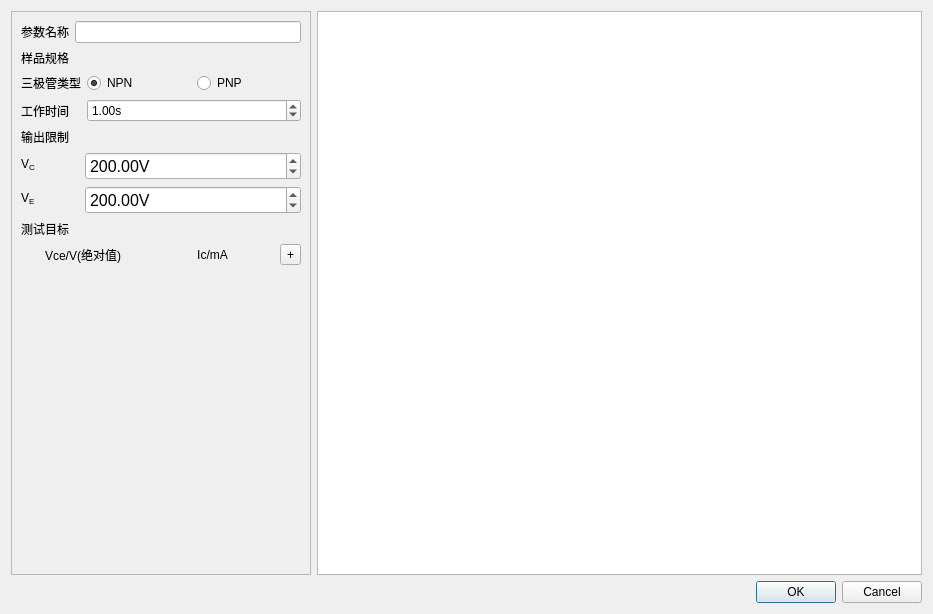
Qt form new/args/args.ui (Joker2387089590/MIL-STD-750) before a commit.
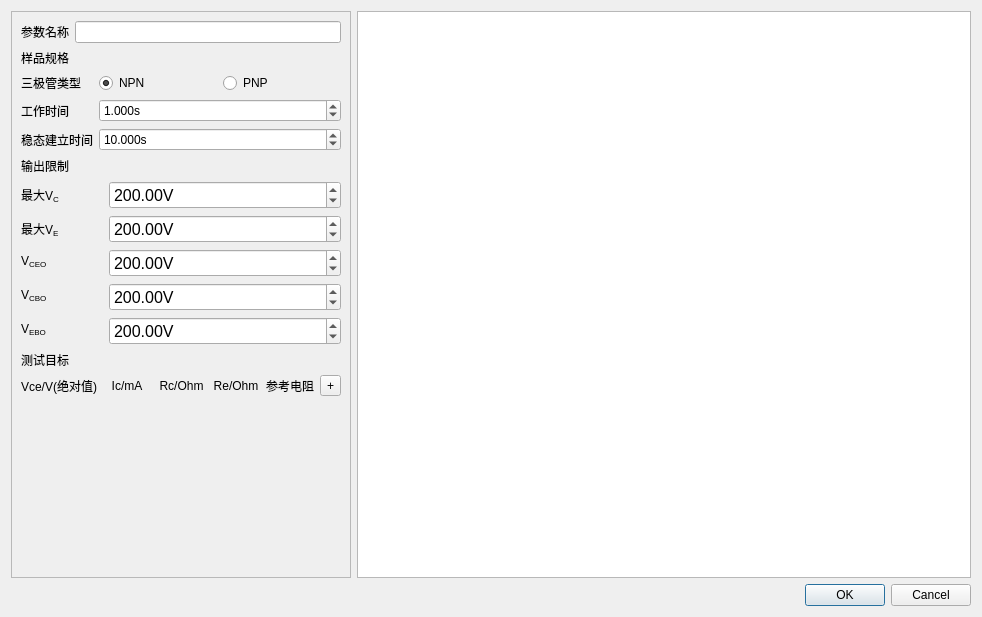
The same form after that commit. Custom widgets are drawn as their Qt base class.

Diff of the .ui file:
```diff
--- a/new/args/args.ui
+++ b/new/args/args.ui
@@ -6,8 +6,8 @@
    <rect>
     <x>0</x>
     <y>0</y>
-    <width>933</width>
-    <height>614</height>
+    <width>982</width>
+    <height>617</height>
    </rect>
   </property>
   <property name="windowTitle">
@@ -18,7 +18,7 @@
     <widget class="QScrollArea" name="scrollArea">
      <property name="minimumSize">
       <size>
-       <width>300</width>
+       <width>340</width>
        <height>0</height>
       </size>
      </property>
@@ -30,8 +30,8 @@
        <rect>
         <x>0</x>
         <y>0</y>
-        <width>298</width>
-        <height>565</height>
+        <width>338</width>
+        <height>567</height>
        </rect>
       </property>
       <layout class="QVBoxLayout" name="verticalLayout_4">
@@ -112,6 +112,12 @@
            <property name="suffix">
             <string>s</string>
            </property>
+           <property name="decimals">
+            <number>3</number>
+           </property>
+           <property name="minimum">
+            <double>0.350000000000000</double>
+           </property>
            <property name="maximum">
             <double>99999999.000000000000000</double>
            </property>
@@ -120,6 +126,35 @@
            </property>
           </widget>
          </item>
+         <item row="2" column="0">
+          <widget class="QLabel" name="label_8">
+           <property name="text">
+            <string>稳态建立时间</string>
+           </property>
+          </widget>
+         </item>
+         <item row="2" column="1">
+          <widget class="QDoubleSpinBox" name="stableTime">
+           <property name="suffix">
+            <string>s</string>
+           </property>
+           <property name="decimals">
+            <number>3</number>
+           </property>
+           <property name="minimum">
+            <double>0.350000000000000</double>
+           </property>
+           <property name="maximum">
+            <double>99999999.000000000000000</double>
+           </property>
+           <property name="singleStep">
+            <double>0.100000000000000</double>
+           </property>
+           <property name="value">
+            <double>10.000000000000000</double>
+           </property>
+          </widget>
+         </item>
         </layout>
        </item>
        <item>
@@ -127,15 +162,15 @@
          <property name="horizontalSpacing">
           <number>50</number>
          </property>
-         <item row="1" column="0">
+         <item row="3" column="0">
           <widget class="QLabel" name="h2_12">
            <property name="text">
-            <string>V&lt;sub&gt;C&lt;/sub&gt;</string>
+            <string>&lt;html&gt;&lt;head/&gt;&lt;body&gt;&lt;p&gt;V&lt;span style=&quot; vertical-align:sub;&quot;&gt;CEO&lt;/span&gt;&lt;/p&gt;&lt;/body&gt;&lt;/html&gt;</string>
            </property>
           </widget>
          </item>
-         <item row="1" column="1">
-          <widget class="QDoubleSpinBox" name="maxVc">
+         <item row="3" column="1">
+          <widget class="QDoubleSpinBox" name="Vceo">
            <property name="font">
             <font>
              <pointsize>12</pointsize>
@@ -148,22 +183,22 @@
             <number>2</number>
            </property>
            <property name="maximum">
-            <double>10000000.000000000000000</double>
+            <double>350.000000000000000</double>
            </property>
            <property name="value">
             <double>200.000000000000000</double>
            </property>
           </widget>
          </item>
-         <item row="2" column="0">
+         <item row="4" column="0">
           <widget class="QLabel" name="h2_13">
            <property name="text">
-            <string>V&lt;sub&gt;E&lt;/sub&gt;</string>
+            <string>&lt;html&gt;&lt;head/&gt;&lt;body&gt;&lt;p&gt;V&lt;span style=&quot; vertical-align:sub;&quot;&gt;CBO&lt;/span&gt;&lt;/p&gt;&lt;/body&gt;&lt;/html&gt;</string>
            </property>
           </widget>
          </item>
-         <item row="2" column="1">
-          <widget class="QDoubleSpinBox" name="maxVe">
+         <item row="4" column="1">
+          <widget class="QDoubleSpinBox" name="Vcbo">
            <property name="font">
             <font>
              <pointsize>12</pointsize>
@@ -176,7 +211,7 @@
             <number>2</number>
            </property>
            <property name="maximum">
-            <double>10000000.000000000000000</double>
+            <double>350.000000000000000</double>
            </property>
            <property name="value">
             <double>200.000000000000000</double>
@@ -190,6 +225,90 @@
            </property>
           </widget>
          </item>
+         <item row="5" column="0">
+          <widget class="QLabel" name="h2_14">
+           <property name="text">
+            <string>&lt;html&gt;&lt;head/&gt;&lt;body&gt;&lt;p&gt;V&lt;span style=&quot; vertical-align:sub;&quot;&gt;EBO&lt;/span&gt;&lt;/p&gt;&lt;/body&gt;&lt;/html&gt;</string>
+           </property>
+          </widget>
+         </item>
+         <item row="5" column="1">
+          <widget class="QDoubleSpinBox" name="Vebo">
+           <property name="font">
+            <font>
+             <pointsize>12</pointsize>
+            </font>
+           </property>
+           <property name="suffix">
+            <string>V</string>
+           </property>
+           <property name="decimals">
+            <number>2</number>
+           </property>
+           <property name="maximum">
+            <double>350.000000000000000</double>
+           </property>
+           <property name="value">
+            <double>200.000000000000000</double>
+           </property>
+          </widget>
+         </item>
+         <item row="2" column="0">
+          <widget class="QLabel" name="h2_15">
+           <property name="text">
+            <string>&lt;html&gt;&lt;head/&gt;&lt;body&gt;&lt;p&gt;最大V&lt;span style=&quot; vertical-align:sub;&quot;&gt;E&lt;/span&gt;&lt;/p&gt;&lt;/body&gt;&lt;/html&gt;</string>
+           </property>
+          </widget>
+         </item>
+         <item row="2" column="1">
+          <widget class="QDoubleSpinBox" name="maxVe">
+           <property name="font">
+            <font>
+             <pointsize>12</pointsize>
+            </font>
+           </property>
+           <property name="suffix">
+            <string>V</string>
+           </property>
+           <property name="decimals">
+            <number>2</number>
+           </property>
+           <property name="maximum">
+            <double>350.000000000000000</double>
+           </property>
+           <property name="value">
+            <double>200.000000000000000</double>
+           </property>
+          </widget>
+         </item>
+         <item row="1" column="0">
+          <widget class="QLabel" name="h2_16">
+           <property name="text">
+            <string>&lt;html&gt;&lt;head/&gt;&lt;body&gt;&lt;p&gt;最大V&lt;span style=&quot; vertical-align:sub;&quot;&gt;C&lt;/span&gt;&lt;/p&gt;&lt;/body&gt;&lt;/html&gt;</string>
+           </property>
+          </widget>
+         </item>
+         <item row="1" column="1">
+          <widget class="QDoubleSpinBox" name="maxVc">
+           <property name="font">
+            <font>
+             <pointsize>12</pointsize>
+            </font>
+           </property>
+           <property name="suffix">
+            <string>V</string>
+           </property>
+           <property name="decimals">
+            <number>2</number>
+           </property>
+           <property name="maximum">
+            <double>350.000000000000000</double>
+           </property>
+           <property name="value">
+            <double>200.000000000000000</double>
+           </property>
+          </widget>
+         </item>
         </layout>
        </item>
        <item>
@@ -200,7 +319,7 @@
         </widget>
        </item>
        <item>
-        <layout class="QHBoxLayout" name="horizontalLayout_11" stretch="1,1,0">
+        <layout class="QHBoxLayout" name="horizontalLayout_11" stretch="1,1,1,1,1,0">
          <item>
           <widget class="QLabel" name="label_2">
            <property name="text">
@@ -221,6 +340,36 @@
            </property>
           </widget>
          </item>
+         <item>
+          <widget class="QLabel" name="label_5">
+           <property name="text">
+            <string>Rc/Ohm</string>
+           </property>
+           <property name="alignment">
+            <set>Qt::AlignmentFlag::AlignCenter</set>
+           </property>
+          </widget>
+         </item>
+         <item>
+          <widget class="QLabel" name="label_6">
+           <property name="text">
+            <string>Re/Ohm</string>
+           </property>
+           <property name="alignment">
+            <set>Qt::AlignmentFlag::AlignCenter</set>
+           </property>
+          </widget>
+         </item>
+         <item>
+          <widget class="QLabel" name="label_7">
+           <property name="text">
+            <string>参考电阻</string>
+           </property>
+           <property name="alignment">
+            <set>Qt::AlignmentFlag::AlignCenter</set>
+           </property>
+          </widget>
+         </item>
          <item>
           <widget class="QToolButton" name="btnAdd">
            <property name="maximumSize">
```
Left out of the diff: 3 changed lines with no effect on the pictures.
